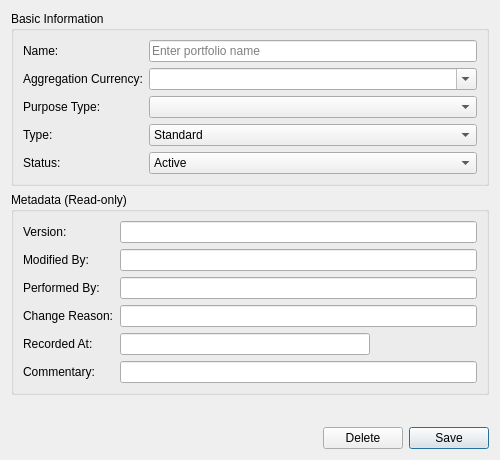
The window that projects/ores.qt/ui/PortfolioDetailDialog.ui (OreStudio/OreStudio) describes before a commit, drawn with Qt 5.
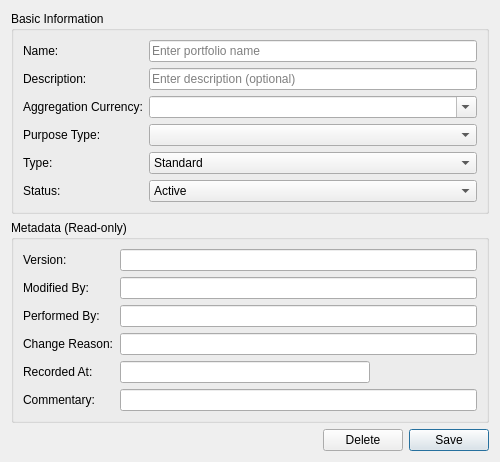
The same window after the commit.

Commit message:
[refdata] Add description field to book and portfolio
Full-stack addition of description to book and portfolio entities:
- Domain/entity: add std::string description field
- Mapper: copy description in both map() directions
- Protocol: write/read description after name in wire format
- SQL: add description column to CREATE TABLE and migration scripts
- UI: add descriptionEdit to BookDetailDialog and PortfolioDetailDialog

Patch:
```diff
--- a/projects/ores.qt/ui/PortfolioDetailDialog.ui
+++ b/projects/ores.qt/ui/PortfolioDetailDialog.ui
@@ -47,37 +47,51 @@
        </widget>
       </item>
       <item row="1" column="0">
+       <widget class="QLabel" name="label_descriptionEdit">
+        <property name="text">
+         <string>Description:</string>
+        </property>
+       </widget>
+      </item>
+      <item row="1" column="1">
+       <widget class="QLineEdit" name="descriptionEdit">
+        <property name="placeholderText">
+         <string>Enter description (optional)</string>
+        </property>
+       </widget>
+      </item>
+      <item row="2" column="0">
        <widget class="QLabel" name="label_aggregationCcyCombo">
         <property name="text">
          <string>Aggregation Currency:</string>
         </property>
        </widget>
       </item>
-      <item row="1" column="1">
+      <item row="2" column="1">
        <widget class="QComboBox" name="aggregationCcyCombo">
         <property name="editable">
          <bool>true</bool>
         </property>
        </widget>
       </item>
-      <item row="2" column="0">
+      <item row="3" column="0">
        <widget class="QLabel" name="label_purposeTypeCombo">
         <property name="text">
          <string>Purpose Type:</string>
         </property>
        </widget>
       </item>
-      <item row="2" column="1">
+      <item row="3" column="1">
        <widget class="QComboBox" name="purposeTypeCombo"/>
       </item>
-      <item row="3" column="0">
+      <item row="4" column="0">
        <widget class="QLabel" name="label_portfolioTypeCombo">
         <property name="text">
          <string>Type:</string>
         </property>
        </widget>
       </item>
-      <item row="3" column="1">
+      <item row="4" column="1">
        <widget class="QComboBox" name="portfolioTypeCombo">
         <item>
          <property name="text">
@@ -91,14 +105,14 @@
         </item>
        </widget>
       </item>
-      <item row="4" column="0">
+      <item row="5" column="0">
        <widget class="QLabel" name="label_statusCombo">
         <property name="text">
          <string>Status:</string>
         </property>
        </widget>
       </item>
-      <item row="4" column="1">
+      <item row="5" column="1">
        <widget class="QComboBox" name="statusCombo">
         <item>
          <property name="text">
```
The commit also changes 15 other files.
